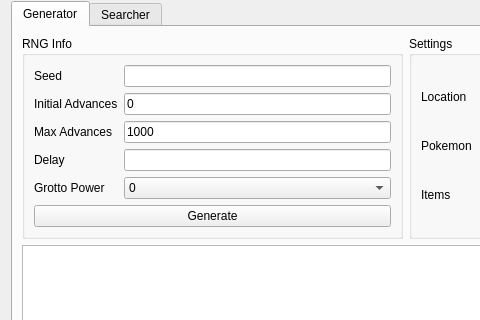
This is Source/Form/Gen5/HiddenGrotto.ui in Admiral-Fish/PokeFinder as Qt 5 draws it before an edit; both pictures show x 0 to 480 and y 107 to 427 of the 1200 by 700 pixel window. The edited form follows.
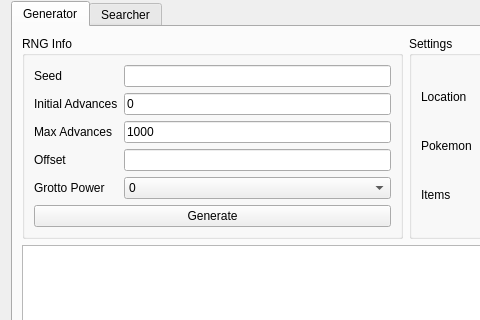
This is the edited form. Custom widgets are drawn as their Qt base class.

Commit message:
Change delay to offset
Fixes #418

```diff
--- a/Source/Form/Gen5/HiddenGrotto.ui
+++ b/Source/Form/Gen5/HiddenGrotto.ui
@@ -228,7 +228,7 @@
           <item row="3" column="0">
            <widget class="QLabel" name="labelGeneratorDelay">
             <property name="text">
-             <string>Delay</string>
+             <string>Offset</string>
             </property>
            </widget>
           </item>
```
Left out of the diff: 6 changed lines with no effect on the pictures. The commit also changes 83 other files.
